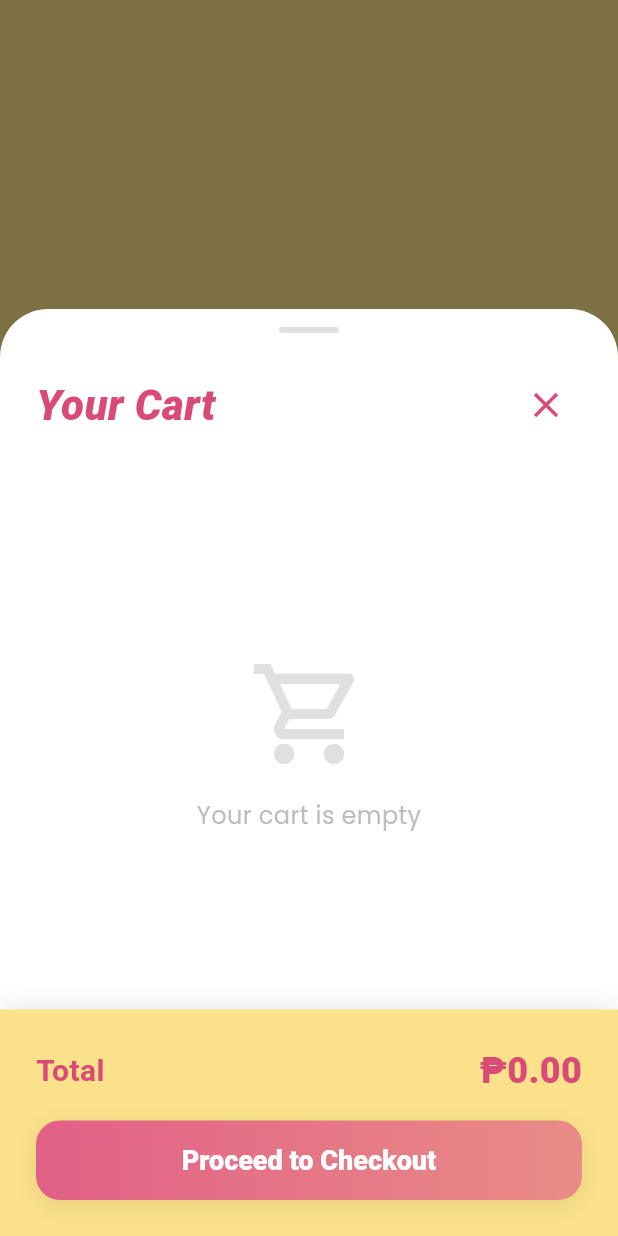
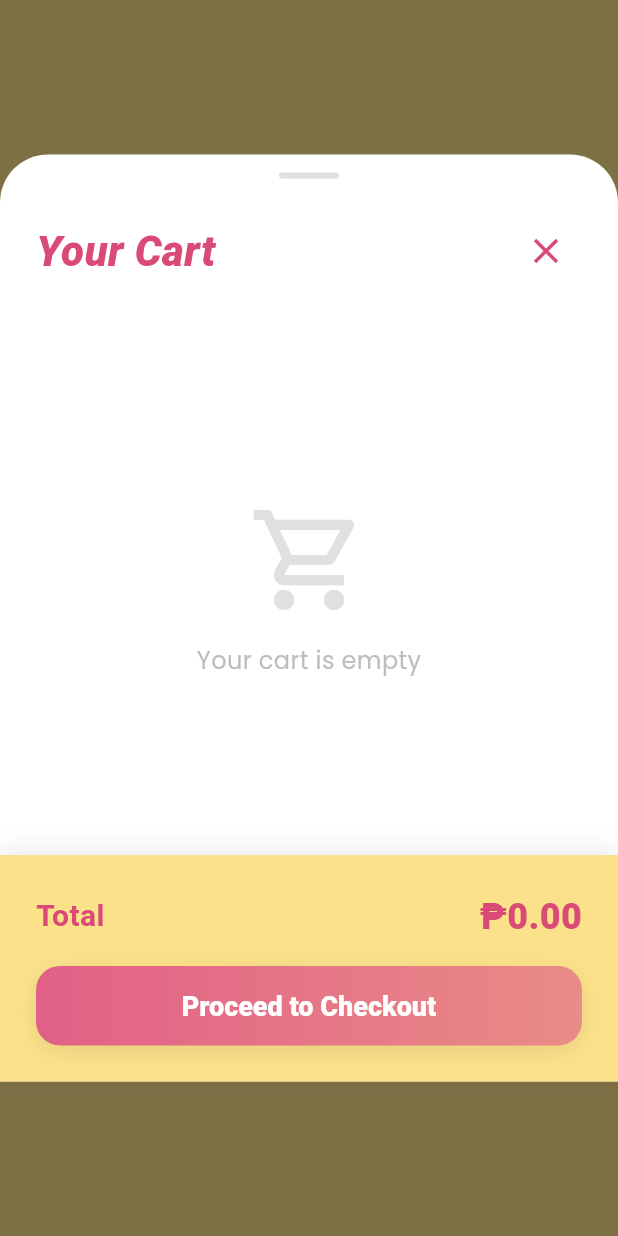
Before and after one commit to Ndkorr/in-bento-cake-kiosk, a Flutter app: the _CartOverlay widget shown alone on an empty page, opened directly with empty values, on a phone screen of 412 x 824 dp. Run offline on Flutter 3.47's test engine with Material 3 defaults, Android fonts, the light colour scheme and no system bars; our stand-ins replace google_fonts; missing offline and left inert: model_viewer_plus; Roboto replaces fonts that are missing (Ubuntu).

Commit message:
#4 Modify Menu Screen

```diff
--- a/lib/screens/menu_screen.dart
+++ b/lib/screens/menu_screen.dart
@@ -495,12 +495,12 @@ class _MenuActionButtonState extends State<_MenuActionButton> {
   Widget build(BuildContext context) {
     final isActive = _isPressed || _isHovered;
     final gradientColors = (widget.gradient as LinearGradient).colors;
-  final outerRadius = widget.compact ? 11.0 : 16.0;
-  final midRadius = widget.compact ? 9.0 : 14.0;
-  final innerRadius = widget.compact ? 7.0 : 12.0;
-  final padV = widget.compact ? 5.0 : 12.0;
-  final padH = widget.compact ? 6.0 : 12.0;
-  final fontSize = widget.compact ? 12.0 : 14.0;
+    final outerRadius = widget.compact ? 12.0 : 16.0;
+    final midRadius = widget.compact ? 10.0 : 14.0;
+    final innerRadius = widget.compact ? 8.0 : 12.0;
+    final padV = widget.compact ? 6.0 : 12.0;
+    final padH = widget.compact ? 10.0 : 12.0;
+    final fontSize = widget.compact ? 12.0 : 14.0;
 
     return MouseRegion(
       onEnter: (_) => setState(() => _isHovered = true),
@@ -732,10 +732,11 @@ class _CartOverlayState extends State<_CartOverlay>
                 // Clamp so it's never too small or too wide
                 targetWidth = targetWidth.clamp(520.0, 1800.0);
 
-                return SizedBox(
-                  width: targetWidth,
-                  height: sheetHeight,
-                  child: Container(
+                return Center(
+                  child: SizedBox(
+                    width: targetWidth,
+                    height: sheetHeight,
+                    child: Container(
                       decoration: const BoxDecoration(
                         color: Colors.white,
                         borderRadius: BorderRadius.vertical(top: Radius.circular(32)),
```
